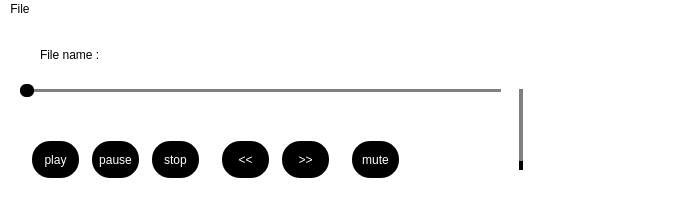
The window that mainwindow.ui (bAbderraouf/RPlayer-CPP-Qt5) describes before a commit, drawn with Qt 5.
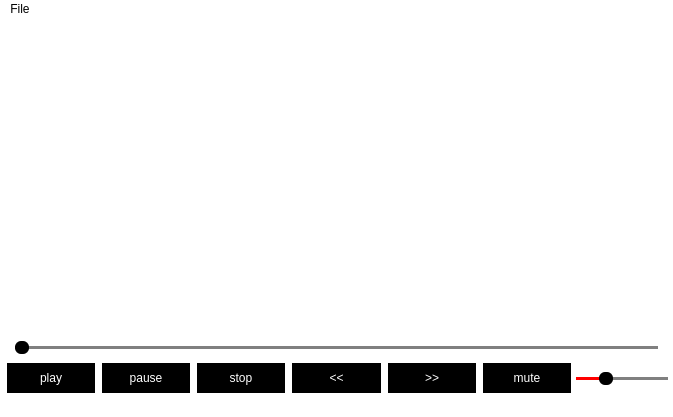
The same window after the commit.

Commit message: video mode first version

The edit to the form file:
```diff
--- a/mainwindow.ui
+++ b/mainwindow.ui
@@ -7,7 +7,7 @@
     <x>0</x>
     <y>0</y>
     <width>673</width>
-    <height>214</height>
+    <height>417</height>
    </rect>
   </property>
   <property name="windowTitle">
@@ -59,14 +59,150 @@
 }</string>
   </property>
   <widget class="QWidget" name="centralwidget">
+   <layout class="QVBoxLayout" name="verticalLayout_global">
+    <property name="spacing">
+     <number>3</number>
+    </property>
+    <property name="leftMargin">
+     <number>0</number>
+    </property>
+    <property name="topMargin">
+     <number>0</number>
+    </property>
+    <property name="rightMargin">
+     <number>0</number>
+    </property>
+    <property name="bottomMargin">
+     <number>0</number>
+    </property>
+    <item>
+     <widget class="QWidget" name="videoWidget" native="true">
+      <property name="sizePolicy">
+       <sizepolicy hsizetype="MinimumExpanding" vsizetype="MinimumExpanding">
+        <horstretch>0</horstretch>
+        <verstretch>0</verstretch>
+       </sizepolicy>
+      </property>
+     </widget>
+    </item>
+    <item>
+     <layout class="QVBoxLayout" name="verticalLayout_2">
+      <property name="spacing">
+       <number>6</number>
+      </property>
+      <property name="leftMargin">
+       <number>5</number>
+      </property>
+      <property name="rightMargin">
+       <number>5</number>
+      </property>
+      <item>
+       <layout class="QHBoxLayout" name="horizontalLayout_2">
+        <item>
+         <spacer name="horizontalSpacer_2">
+          <property name="orientation">
+           <enum>Qt::Horizontal</enum>
+          </property>
+          <property name="sizeHint" stdset="0">
+           <size>
+            <width>40</width>
+            <height>20</height>
+           </size>
+          </property>
+         </spacer>
+        </item>
+        <item>
+         <widget class="QLabel" name="label_fileNameStr">
+          <property name="sizePolicy">
+           <sizepolicy hsizetype="Preferred" vsizetype="Minimum">
+            <horstretch>0</horstretch>
+            <verstretch>0</verstretch>
+           </sizepolicy>
+          </property>
+          <property name="toolTip">
+           <string>File Name</string>
+          </property>
+          <property name="text">
+           <string/>
+          </property>
+         </widget>
+        </item>
+       </layout>
+      </item>
+      <item>
+       <layout class="QVBoxLayout" name="verticalLayout">
+        <property name="spacing">
+         <number>3</number>
+        </property>
+        <item>
+         <layout class="QHBoxLayout" name="horizontalLayout_3">
+          <item>
+           <widget class="QLabel" name="label_elapsedTime">
+            <property name="sizePolicy">
+             <sizepolicy hsizetype="Preferred" vsizetype="Minimum">
+              <horstretch>0</horstretch>
+              <verstretch>0</verstretch>
+             </sizepolicy>
+            </property>
+            <property name="toolTip">
+             <string>Elapsed Time</string>
+            </property>
+            <property name="text">
+             <string/>
+            </property>
+           </widget>
+          </item>
+          <item>
+           <widget class="QSlider" name="horizontalSlider_timeLine">
+            <property name="toolTip">
+             <string>Time Line</string>
+            </property>
+            <property name="styleSheet">
+             <string notr="true"/>
+            </property>
+            <property name="maximum">
+             <number>100</number>
+            </property>
+            <property name="value">
+             <number>0</number>
+            </property>
+            <property name="orientation">
+             <enum>Qt::Horizontal</enum>
+            </property>
+           </widget>
+          </item>
+          <item>
+           <widget class="QLabel" name="label_remainingTime">
+            <property name="sizePolicy">
+             <sizepolicy hsizetype="Preferred" vsizetype="Minimum">
+              <horstretch>0</horstretch>
+              <verstretch>0</verstretch>
+             </sizepolicy>
+            </property>
+            <property name="toolTip">
+             <string>Remaining Time</string>
+            </property>
+            <property name="text">
+             <string/>
+            </property>
+           </widget>
+          </item>
+         </layout>
+        </item>
+       </layout>
+      </item>
+      <item>
+       <layout class="QHBoxLayout" name="horizontalLayout">
+        <property name="spacing">
+         <number>3</number>
+        </property>
+        <item>
    <widget class="QPushButton" name="pushButton_play">
-    <property name="geometry">
-     <rect>
-      <x>30</x>
-      <y>120</y>
-      <width>51</width>
-      <height>41</height>
-     </rect>
+          <property name="sizePolicy">
+           <sizepolicy hsizetype="Minimum" vsizetype="Minimum">
+            <horstretch>0</horstretch>
+            <verstretch>0</verstretch>
+           </sizepolicy>
     </property>
     <property name="toolTip">
      <string>Play/Pause</string>
@@ -75,76 +211,22 @@
      <string>play</string>
     </property>
    </widget>
+        </item>
+        <item>
    <widget class="QPushButton" name="pushButton_pause">
-    <property name="geometry">
-     <rect>
-      <x>90</x>
-      <y>120</y>
-      <width>51</width>
-      <height>41</height>
-     </rect>
+          <property name="sizePolicy">
+           <sizepolicy hsizetype="Minimum" vsizetype="Maximum">
+            <horstretch>0</horstretch>
+            <verstretch>0</verstretch>
+           </sizepolicy>
     </property>
     <property name="text">
      <string>pause</string>
     </property>
    </widget>
-   <widget class="QLabel" name="label_fileNameTitle">
-    <property name="geometry">
-     <rect>
-      <x>40</x>
-      <y>20</y>
-      <width>61</width>
-      <height>31</height>
-     </rect>
-    </property>
-    <property name="text">
-     <string>File name :</string>
-    </property>
-   </widget>
-   <widget class="QLabel" name="label_fileNameStr">
-    <property name="geometry">
-     <rect>
-      <x>110</x>
-      <y>20</y>
-      <width>331</width>
-      <height>31</height>
-     </rect>
-    </property>
-    <property name="toolTip">
-     <string>File Name</string>
-    </property>
-    <property name="text">
-     <string/>
-    </property>
-   </widget>
-   <widget class="QSlider" name="verticalSlider_volume">
-    <property name="geometry">
-     <rect>
-      <x>510</x>
-      <y>70</y>
-      <width>22</width>
-      <height>81</height>
-     </rect>
-    </property>
-    <property name="toolTip">
-     <string>Volume</string>
-    </property>
-    <property name="maximum">
-     <number>100</number>
-    </property>
-    <property name="orientation">
-     <enum>Qt::Vertical</enum>
-    </property>
-   </widget>
+        </item>
+        <item>
    <widget class="QPushButton" name="pushButton_stop">
-    <property name="geometry">
-     <rect>
-      <x>150</x>
-      <y>120</y>
-      <width>51</width>
-      <height>41</height>
-     </rect>
-    </property>
     <property name="toolTip">
      <string>Stop</string>
     </property>
@@ -152,41 +234,23 @@
      <string>stop</string>
     </property>
    </widget>
+        </item>
+        <item>
    <widget class="QPushButton" name="pushButton_back">
-    <property name="geometry">
-     <rect>
-      <x>220</x>
-      <y>120</y>
-      <width>51</width>
-      <height>41</height>
-     </rect>
-    </property>
     <property name="text">
      <string>&lt;&lt;</string>
     </property>
    </widget>
+        </item>
+        <item>
    <widget class="QPushButton" name="pushButton_forward">
-    <property name="geometry">
-     <rect>
-      <x>280</x>
-      <y>120</y>
-      <width>51</width>
-      <height>41</height>
-     </rect>
-    </property>
     <property name="text">
      <string>&gt;&gt;</string>
     </property>
    </widget>
+        </item>
+        <item>
    <widget class="QPushButton" name="pushButton_mute">
-    <property name="geometry">
-     <rect>
-      <x>350</x>
-      <y>120</y>
-      <width>51</width>
-      <height>41</height>
-     </rect>
-    </property>
     <property name="font">
      <font>
       <strikeout>false</strikeout>
@@ -199,63 +263,37 @@
      <string>mute</string>
     </property>
    </widget>
-   <widget class="QSlider" name="horizontalSlider_timeLine">
-    <property name="geometry">
-     <rect>
-      <x>20</x>
-      <y>60</y>
-      <width>481</width>
-      <height>22</height>
-     </rect>
+        </item>
+        <item>
+         <widget class="QSlider" name="verticalSlider_volume">
+          <property name="sizePolicy">
+           <sizepolicy hsizetype="Minimum" vsizetype="Minimum">
+            <horstretch>0</horstretch>
+            <verstretch>0</verstretch>
+           </sizepolicy>
     </property>
     <property name="toolTip">
-     <string>Time Line</string>
-    </property>
-    <property name="styleSheet">
-     <string notr="true"/>
+           <string>Volume</string>
+          </property>
+          <property name="minimum">
+           <number>0</number>
     </property>
     <property name="maximum">
      <number>100</number>
     </property>
     <property name="value">
-     <number>0</number>
+           <number>30</number>
     </property>
     <property name="orientation">
      <enum>Qt::Horizontal</enum>
     </property>
    </widget>
-   <widget class="QLabel" name="label_elapsedTime">
-    <property name="geometry">
-     <rect>
-      <x>20</x>
-      <y>80</y>
-      <width>181</width>
-      <height>31</height>
-     </rect>
-    </property>
-    <property name="toolTip">
-     <string>Elapsed Time</string>
-    </property>
-    <property name="text">
-     <string/>
-    </property>
-   </widget>
-   <widget class="QLabel" name="label_remainingTime">
-    <property name="geometry">
-     <rect>
-      <x>300</x>
-      <y>80</y>
-      <width>181</width>
-      <height>31</height>
-     </rect>
-    </property>
-    <property name="toolTip">
-     <string>Remaining Time</string>
-    </property>
-    <property name="text">
-     <string/>
-    </property>
-   </widget>
+        </item>
+       </layout>
+      </item>
+     </layout>
+    </item>
+   </layout>
   </widget>
   <widget class="QMenuBar" name="menubar">
    <property name="geometry">
```
Left out of the diff: 23 changed lines with no effect on the pictures. Lines whose indentation alone changed are shown as unchanged. The commit also changes 5 other files.
